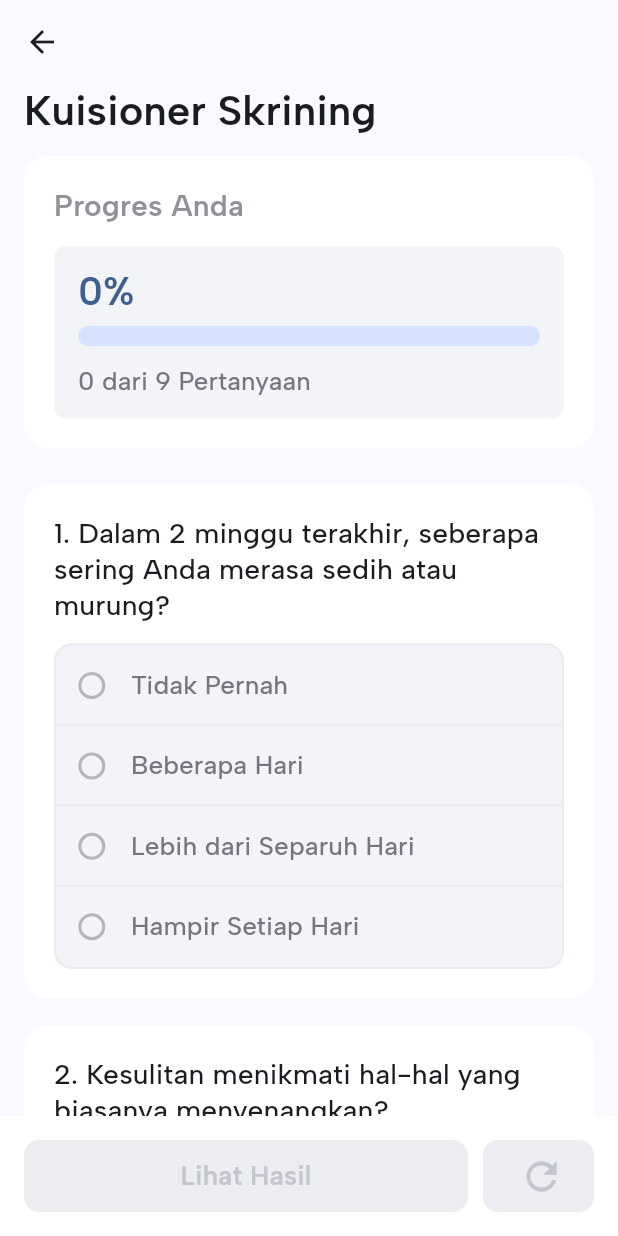
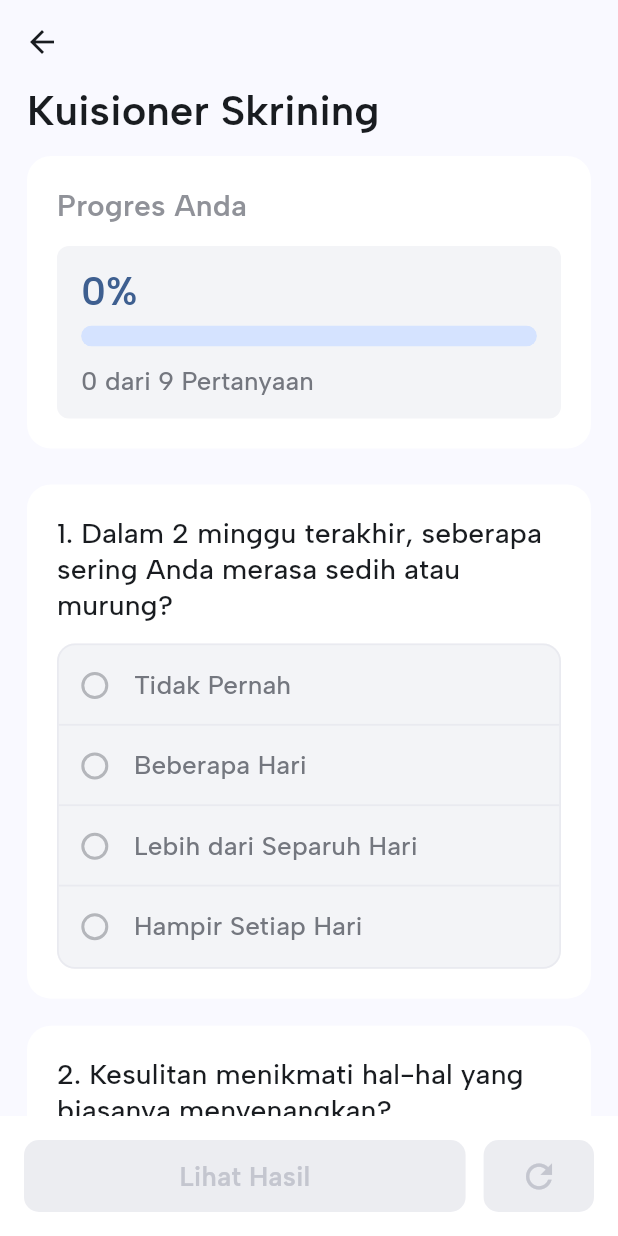
Before and after one commit to Vrynd/Insightmind_apps, a Flutter app: the screen it shows after launch, after a tap on "Mulai Skrining", on a phone screen of 412 x 824 dp. Run offline on Flutter 3.47's test engine with Material 3 defaults, Android fonts, the phone set to English and light mode, and no system bars; our stand-ins replace flutter_riverpod, google_fonts, hive, hive_flutter, salomon_bottom_bar, smooth_page_indicator; accounts and stored records are empty.

Commit message:
Menerapkan reusable widget pada sebagian widget

```diff
--- a/lib/features/insightmind/presentation/screen/home_screen.dart
+++ b/lib/features/insightmind/presentation/screen/home_screen.dart
@@ -92,8 +92,8 @@ class _HomeScreenState extends ConsumerState<HomeScreen> {
           controller: _scrollController,
           padding: const EdgeInsets.only(
             top: 0,
-            left: 20,
-            right: 20,
+            left: 18,
+            right: 18,
             bottom: 30,
           ),
           children: [
--- a/lib/features/insightmind/presentation/screen/result_screen.dart
+++ b/lib/features/insightmind/presentation/screen/result_screen.dart
@@ -90,8 +90,8 @@ class _ResultScreenState extends ConsumerState<ResultScreen> {
           controller: _scrollController,
           padding: const EdgeInsets.only(
             top: 0,
-            left: 20,
-            right: 20,
+            left: 18,
+            right: 18,
             bottom: 30,
           ),
           children: [
@@ -162,6 +162,8 @@ class _ResultScreenState extends ConsumerState<ResultScreen> {
               color: color,
               textStyle: textStyle,
               titleAction: 'Kembali Ke Beranda',
+              buttonColor: color.primaryContainer,
+              titleActionColor: color.onPrimaryContainer,
               onPressed: () {
                 ref.invalidate(questionnaireProvider);
                 Navigator.of(context).pushAndRemoveUntil(
--- a/lib/features/insightmind/presentation/screen/screening_screen.dart
+++ b/lib/features/insightmind/presentation/screen/screening_screen.dart
@@ -1,12 +1,14 @@
 import 'package:flutter/material.dart';
 import 'package:flutter_riverpod/flutter_riverpod.dart';
 import 'package:insightmind_app/features/insightmind/presentation/providers/questionnare_provider.dart';
+import 'package:insightmind_app/features/insightmind/presentation/providers/score_provider.dart';
+import 'package:insightmind_app/features/insightmind/presentation/screen/result_screen.dart';
+import 'package:insightmind_app/features/insightmind/presentation/widget/alert_confirmation.dart';
 import 'package:insightmind_app/features/insightmind/presentation/widget/answer_summary.dart';
+import 'package:insightmind_app/features/insightmind/presentation/widget/button_action.dart';
 import 'package:insightmind_app/features/insightmind/presentation/widget/indicator_proggres.dart';
-import 'package:insightmind_app/features/insightmind/presentation/widget/reset_progress_button.dart';
 import 'package:insightmind_app/features/insightmind/presentation/widget/scaffold_app.dart';
 import 'package:insightmind_app/features/insightmind/presentation/widget/questionaire.dart';
-import 'package:insightmind_app/features/insightmind/presentation/widget/show_result_button.dart';
 import 'package:insightmind_app/features/insightmind/presentation/widget/title_page.dart';
 
 class ScreeningScreen extends ConsumerStatefulWidget {
@@ -39,6 +41,21 @@ class _ScreeningScreenState extends ConsumerState<ScreeningScreen> {
     super.dispose();
   }
 
+  void _goToResult() {
+    final questionnaireState = ref.read(questionnaireProvider);
+
+    final sortedKeys = questionnaireState.answers.keys.toList()..sort();
+    final answerOrdered = sortedKeys
+        .map((key) => questionnaireState.answers[key]!)
+        .toList();
+
+    ref.read(answersProvider.notifier).state = answerOrdered;
+
+    Navigator.of(
+      context,
+    ).push(MaterialPageRoute(builder: (_) => const ResultScreen()));
+  }
+
   @override
   Widget build(BuildContext context) {
     final color = Theme.of(context).colorScheme;
@@ -54,8 +71,38 @@ class _ScreeningScreenState extends ConsumerState<ScreeningScreen> {
 
     final totalScore = questionnaireState.totalScore;
     final isComplete = questionnaireState.isComplete;
+    final isAnyAnswered = questionnaireState.answers.isNotEmpty;
 
-    return ScaffoldApp(
+    return PopScope(
+      canPop: false,
+      onPopInvoked: (didPop) async {
+        if (didPop) return;
+
+        if (!isAnyAnswered) {
+          Navigator.of(context).pop();
+          return;
+        }
+
+        final result = await showConfirmationSheet(
+          context: context,
+          color: color,
+          textStyle: textStyle,
+          icon: Icons.exit_to_app_rounded,
+          iconColor: color.primary,
+          iconBackground: color.primaryContainer,
+          title: 'Keluar dari Kuisioner?',
+          description:
+              'Meninggalkan halaman ini akan menghapus semua jawaban yang sudah Anda isi. Lanjutkan keluar?',
+          confirmTitle: 'Ya, Keluar',
+          cancelTitle: 'Batal',
+        );
+
+        if (result == true) {
+          ref.read(questionnaireProvider.notifier).reset();
+          Navigator.of(context).pop();
+        }
+      },
+      child: ScaffoldApp(
         backgroundColor: color.surface,
         appBar: AppBar(
           scrolledUnderElevation: 0,
@@ -85,7 +132,7 @@ class _ScreeningScreenState extends ConsumerState<ScreeningScreen> {
           ),
           child: ListView(
             controller: _scrollController,
-          padding: EdgeInsets.only(top: 0, left: 16, right: 16, bottom: 30),
+            padding: EdgeInsets.only(top: 0, left: 18, right: 18, bottom: 30),
             children: [
               TitlePage(
                 textStyle: textStyle,
@@ -139,23 +186,45 @@ class _ScreeningScreenState extends ConsumerState<ScreeningScreen> {
         bottomNavigationBar: BottomAppBar(
           color: color.surfaceContainerLowest,
           child: Row(
-          mainAxisAlignment: MainAxisAlignment.spaceBetween,
             children: [
-            ShowResultButton(
-              titleAction: 'Lihat Hasil',
-              isComplete: isComplete,
+              ButtonAction(
                 color: color,
                 textStyle: textStyle,
-              questionnaireState: questionnaireState,
+                titleAction: 'Lihat Hasil',
+                enabled: isComplete,
+                onPressed: isComplete ? _goToResult : null,
               ),
-            const SizedBox(width: 10),
-            ResetProgressButton(
-              mainTitle: 'Reset Progres',
-              subTitle: 'Apakah anda ingin menghapus progres anda?',
+              const SizedBox(width: 12),
+              ButtonAction(
                 color: color,
                 textStyle: textStyle,
+                buttonColor: Colors.orange.shade200,
+                flex: 1,
+                iconAction: Icons.refresh,
+                iconActionColor: Colors.orange.shade800,
+                enabled: isAnyAnswered,
+                onPressed: () async {
+                  final result = await showConfirmationSheet(
+                    context: context,
+                    color: color,
+                    textStyle: textStyle,
+                    icon: Icons.refresh,
+                    iconColor: Colors.orange.shade800,
+                    iconBackground: Colors.orange.shade100,
+                    title: 'Reset Progress?',
+                    description:
+                        'Semua jawaban yang sudah diisi akan terhapus. Yakin ingin reset progress?',
+                    confirmTitle: 'Ya, Reset',
+                    cancelTitle: 'Batal',
+                  );
+
+                  if (result == true) {
+                    ref.read(questionnaireProvider.notifier).reset();
+                  }
+                },
               ),
             ],
+          ),
         ),
       ),
     );
--- a/lib/features/insightmind/presentation/widget/button_action.dart
+++ b/lib/features/insightmind/presentation/widget/button_action.dart
@@ -4,21 +4,36 @@ import 'package:flutter_riverpod/flutter_riverpod.dart';
 class ButtonAction extends ConsumerWidget {
   final ColorScheme color;
   final TextTheme textStyle;
-  final String titleAction;
-  final VoidCallback onPressed;
+  final String? titleAction;
+  final IconData? iconAction;
+  final VoidCallback? onPressed;
+  final bool enabled;
+  final Color? buttonColor;
+  final Color? disabledButtonColor;
+  final Color? titleActionColor;
+  final Color? iconActionColor;
+  final int flex;
 
   const ButtonAction({
     super.key,
     required this.color,
     required this.textStyle,
-    required this.titleAction,
+    this.titleAction,
     required this.onPressed,
+    this.enabled = true,
+    this.flex = 4,
+    this.iconAction,
+    this.buttonColor,
+    this.disabledButtonColor,
+    this.titleActionColor,
+    this.iconActionColor,
   });
 
   @override
   Widget build(BuildContext context, WidgetRef ref) {
+    final bool hasIcon = iconAction != null;
     return Expanded(
-      flex: 4,
+      flex: flex,
       child: ElevatedButton(
         style: ButtonStyle(
           shape: WidgetStateProperty.all(
@@ -26,17 +41,33 @@ class ButtonAction extends ConsumerWidget {
           ),
           minimumSize: WidgetStateProperty.all(const Size(double.infinity, 48)),
           elevation: WidgetStateProperty.all(0),
-          backgroundColor: WidgetStateProperty.all(color.primary),
+          backgroundColor: WidgetStateProperty.resolveWith((states) {
+            if (!enabled) {
+              return disabledButtonColor ??
+                  color.surfaceContainerHigh.withValues(alpha: 0.8);
+            }
+            return buttonColor ?? color.primary;
+          }),
         ),
-        onPressed: onPressed,
-        child: Text(
-          titleAction,
-          style: textStyle.titleMedium?.copyWith(
-            fontWeight: FontWeight.w600,
-            height: 1.2,
-            color: color.onPrimary,
-          ),
-        ),
+        onPressed: enabled ? onPressed : null,
+        child: hasIcon
+            ? Icon(
+                iconAction,
+                size: 26,
+                color: enabled
+                    ? (iconActionColor ?? color.onPrimary)
+                    : color.outlineVariant,
+              )
+            : Text(
+                titleAction ?? "",
+                style: textStyle.titleMedium?.copyWith(
+                  fontWeight: FontWeight.w600,
+                  height: 1.3,
+                  color: enabled
+                      ? (titleActionColor ?? color.onPrimary)
+                      : color.outlineVariant,
+                ),
+              ),
       ),
     );
   }
--- a/lib/features/insightmind/presentation/widget/reset_progress_button.dart
+++ /dev/null
@@ -1,97 +0,0 @@
-import 'package:flutter/material.dart';
-import 'package:flutter_riverpod/flutter_riverpod.dart';
-import 'package:insightmind_app/features/insightmind/presentation/providers/questionnare_provider.dart';
-import 'package:insightmind_app/features/insightmind/presentation/widget/confirmation_alert.dart';
-
-class ResetProgressButton extends ConsumerWidget {
-  final ColorScheme color;
-  final TextTheme textStyle;
-  final String mainTitle;
-  final String subTitle;
-
-  const ResetProgressButton({
-    super.key,
-    required this.color,
-    required this.textStyle,
-    required this.mainTitle,
-    required this.subTitle,
-  });
-
-  void _showConfirmationSheet(BuildContext context, WidgetRef ref) {
-    showModalBottomSheet(
-      context: context,
-      showDragHandle: true,
-      useSafeArea: true,
-      backgroundColor: color.surface,
-      shape: const RoundedRectangleBorder(
-        borderRadius: BorderRadius.vertical(top: Radius.circular(16)),
-      ),
-      builder: (context) => ConfirmationAlert(
-        color: color,
-        textStyle: textStyle,
-        icon: Icons.refresh_outlined,
-        iconColor: color.error,
-        iconBackground: color.errorContainer,
-        title: mainTitle,
-        message: subTitle,
-        primaryAction: 'Ya, Pulihkan',
-        secondaryAction: 'Tidak',
-        onPrimaryPressed: () {
-          ref.read(questionnaireProvider.notifier).reset();
-          Navigator.of(context).pop(true);
-          ScaffoldMessenger.of(context).showSnackBar(
-            SnackBar(
-              backgroundColor: Colors.green.shade100,
-              content: Text(
-                'Progress anda berhasil dipulihkan',
-                style: textStyle.bodyMedium?.copyWith(
-                  color: Colors.green.shade700,
-                  fontWeight: FontWeight.w500,
-                  fontSize: 15,
-                  height: 1.3,
-                ),
-              ),
-              showCloseIcon: true,
-              closeIconColor: Colors.green.shade700,
-              behavior: SnackBarBehavior.floating,
-              duration: const Duration(seconds: 1),
-            ),
-          );
-        },
-      ),
-    );
-  }
-
-  @override
-  Widget build(BuildContext context, WidgetRef ref) {
-    final questionnaireState = ref.watch(questionnaireProvider);
-    final isAnyAnswered = questionnaireState.answers.isNotEmpty;
-
-    return Expanded(
-      flex: 1,
-      child: ElevatedButton(
-        style: ButtonStyle(
-          shape: WidgetStateProperty.all(
-            RoundedRectangleBorder(borderRadius: BorderRadius.circular(10)),
-          ),
-          minimumSize: WidgetStateProperty.all(const Size(double.infinity, 48)),
-          elevation: WidgetStateProperty.all(0),
-          backgroundColor: WidgetStateProperty.resolveWith((states) {
-            if (states.contains(WidgetState.disabled)) {
-              return color.surfaceContainerHigh.withValues(alpha: .8);
-            }
-            return color.errorContainer;
-          }),
-        ),
-        onPressed: isAnyAnswered
-            ? () => _showConfirmationSheet(context, ref)
-            : null,
-        child: Icon(
-          Icons.refresh_outlined,
-          size: 30,
-          color: isAnyAnswered ? color.error : color.outlineVariant,
-        ),
-      ),
-    );
-  }
-}
--- a/lib/features/insightmind/presentation/widget/show_result_button.dart
+++ /dev/null
@@ -1,67 +0,0 @@
-import 'package:flutter/material.dart';
-import 'package:flutter_riverpod/flutter_riverpod.dart';
-import 'package:insightmind_app/features/insightmind/presentation/screen/result_screen.dart';
-import 'package:insightmind_app/features/insightmind/presentation/providers/score_provider.dart';
-
-class ShowResultButton extends ConsumerWidget {
-  final bool isComplete;
-  final ColorScheme color;
-  final TextTheme textStyle;
-  final String titleAction;
-  final dynamic questionnaireState;
-
-  const ShowResultButton({
-    super.key,
-    required this.isComplete,
-    required this.color,
-    required this.textStyle,
-    required this.titleAction,
-    required this.questionnaireState,
-  });
-
-  @override
-  Widget build(BuildContext context, WidgetRef ref) {
-    return Expanded(
-      flex: 4,
-      child: ElevatedButton(
-        style: ButtonStyle(
-          shape: WidgetStateProperty.all(
-            RoundedRectangleBorder(borderRadius: BorderRadius.circular(10)),
-          ),
-          minimumSize: WidgetStateProperty.all(const Size(double.infinity, 48)),
-          elevation: WidgetStateProperty.all(0),
-          backgroundColor: WidgetStateProperty.resolveWith((states) {
-            if (states.contains(WidgetState.disabled)) {
-              return color.surfaceContainerHigh.withValues(alpha: 0.8);
-            }
-            return color.primary;
-          }),
-        ),
-        onPressed: isComplete
-            ? () {
-                final answerOrdered = <int>[];
-                final sortedKeys = questionnaireState.answers.keys.toList()
-                  ..sort();
-                for (var key in sortedKeys) {
-                  answerOrdered.add(questionnaireState.answers[key]!);
-                }
-
-                ref.read(answersProvider.notifier).state = answerOrdered;
-
-                Navigator.of(context).push(
-                  MaterialPageRoute(builder: (context) => const ResultScreen()),
-                );
-              }
-            : null,
-        child: Text(
-          titleAction,
-          style: textStyle.titleMedium?.copyWith(
-            fontWeight: FontWeight.w600,
-            height: 1.2,
-            color: isComplete ? color.onPrimary : color.outlineVariant,
-          ),
-        ),
-      ),
-    );
-  }
-}
```
Also changed, not shown: lib/features/insightmind/presentation/screen/history_screen.dart (+29 -43 lines), lib/features/insightmind/presentation/widget/action_button.dart (deleted, +0 -48 lines), lib/features/insightmind/presentation/widget/alert_confirmation.dart (renamed from lib/features/insightmind/presentation/widget/remove_confirmation.dart, +76 -25 lines), lib/features/insightmind/presentation/widget/remove_all_history_button.dart (deleted, +0 -49 lines). Lines whose indentation alone changed are shown as unchanged.
